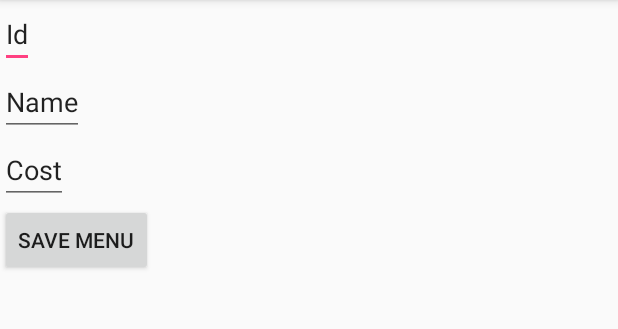
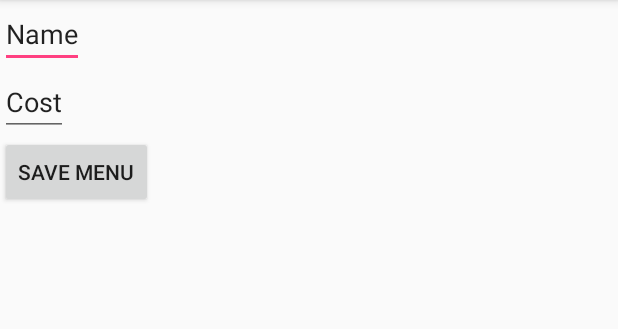
Before and after one commit to xkovacikm/AndroidNfcReader, an Android app: the MenuEditActivity screen opened directly, with no data from a screen before it, on a phone screen of 412 x 824 dp, the part 84-413 px from its top. Run offline under Robolectric (Android 15) with nearby library versions, the phone set to English and light mode, and no system bars.

Commit message:
add menu autoincrement, fungovalo len ako update, id sa neberie

```diff
--- a/app/src/main/java/com/example/demeterovci/androidnfc/MenuEditActivity.java
+++ b/app/src/main/java/com/example/demeterovci/androidnfc/MenuEditActivity.java
@@ -33,7 +33,6 @@ public class MenuEditActivity extends AppCompatActivity {
 
             newCustomer = false;
 
-            id.setText( intent.getStringExtra("id" ) );
             name.setText( intent.getStringExtra("name") );
             cost.setText( String.valueOf( intent.getStringExtra("cost" ) ) );
 
--- a/app/src/main/java/com/example/demeterovci/androidnfc/db/Connection.java
+++ b/app/src/main/java/com/example/demeterovci/androidnfc/db/Connection.java
@@ -170,7 +170,6 @@ public class Connection extends SQLiteOpenHelper {
 
         ContentValues values = new ContentValues();
 
-        values.put( MENU_ID, menu.getId() );
         values.put( MENU_NAME, menu.getName() );
         values.put( MENU_COST, menu.getCost() );
 
--- a/app/src/main/java/com/example/demeterovci/androidnfc/db/Menu.java
+++ b/app/src/main/java/com/example/demeterovci/androidnfc/db/Menu.java
@@ -13,6 +13,12 @@ public class Menu {
     // constructor
     public Menu(int id, String name, double cost){
         this.id = id;
+        this.name = name;
+        this.cost = cost;
+    }
+
+    // constructor
+    public Menu(String name, double cost){
         this.name = name;
         this.cost = cost;
     }
--- a/app/src/main/res/layout/activity_menu_edit.xml
+++ b/app/src/main/res/layout/activity_menu_edit.xml
@@ -2,11 +2,6 @@
     xmlns:app="http://schemas.android.com/apk/res-auto"
     android:layout_width="match_parent"
     android:layout_height="match_parent">
-    <EditText
-        android:id="@+id/menu_id"
-        android:text="Id"
-        android:layout_width="wrap_content"
-        android:layout_height="wrap_content" />
     <EditText
         android:id="@+id/menu_name"
         android:layout_width="wrap_content"
```
